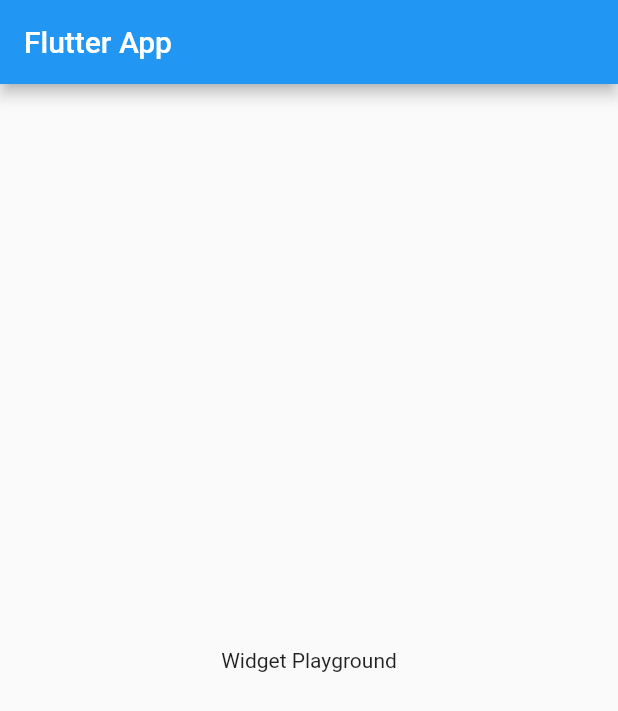
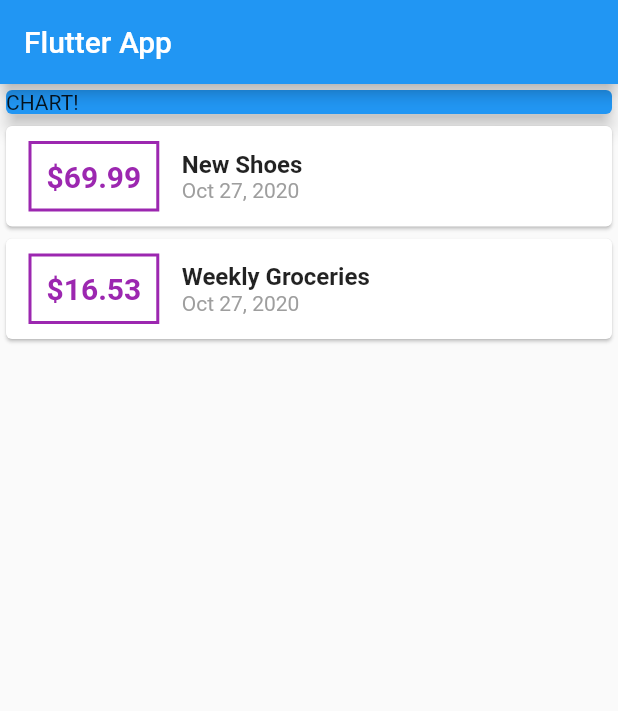
Before and after one commit to antoniofern/expenses-planner, a Flutter app: the screen it shows after launch, on a phone screen of 412 x 824 dp. Shown: the top 711 px of the screen. Run offline on Flutter 3.47's test engine with Material 2 defaults, Android fonts, the phone set to English and light mode, and no system bars.

Commit message:
:sparkles: add and styling widgets

```diff
--- a/lib/main.dart
+++ b/lib/main.dart
@@ -1,4 +1,9 @@
+import 'dart:ui';
+
 import 'package:flutter/material.dart';
+import 'package:intl/intl.dart';
+
+import './transaction.dart';
 
 void main() => runApp(MyApp());
 
@@ -13,14 +18,89 @@ class MyApp extends StatelessWidget {
 }
 
 class MyHomePage extends StatelessWidget {
+  final List<Transaction> transactions = [
+    Transaction(
+      id: 't1',
+      title: 'New Shoes',
+      amount: 69.99,
+      date: DateTime.now(),
+    ),
+    Transaction(
+      id: 't2',
+      title: 'Weekly Groceries',
+      amount: 16.53,
+      date: DateTime.now(),
+    ),
+  ];
+
   @override
   Widget build(BuildContext context) {
     return Scaffold(
       appBar: AppBar(
         title: Text('Flutter App'),
       ),
-      body: Center(
-        child: Text('Widget Playground'),
+      body: Column(
+        // mainAxisAlignment: MainAxisAlignment.start,
+        crossAxisAlignment: CrossAxisAlignment.stretch,
+        children: [
+          Container(
+            width: double.infinity,
+            child: Card(
+              color: Colors.blue,
+              child: Text('CHART!'),
+              elevation: 5,
+            ),
+          ),
+          Column(
+            children: transactions.map((transaction) {
+              return Card(
+                child: Row(
+                  children: [
+                    Container(
+                      margin: EdgeInsets.symmetric(
+                        vertical: 10,
+                        horizontal: 15,
+                      ),
+                      decoration: BoxDecoration(
+                        border: Border.all(
+                          color: Colors.purple,
+                          width: 2,
+                        ),
+                      ),
+                      padding: EdgeInsets.all(10),
+                      child: Text(
+                        '\$${transaction.amount}',
+                        style: TextStyle(
+                          fontWeight: FontWeight.bold,
+                          fontSize: 20,
+                          color: Colors.purple,
+                        ),
+                      ),
+                    ),
+                    Column(
+                      crossAxisAlignment: CrossAxisAlignment.start,
+                      children: [
+                        Text(
+                          transaction.title,
+                          style: TextStyle(
+                            fontSize: 16,
+                            fontWeight: FontWeight.bold,
+                          ),
+                        ),
+                        Text(
+                          DateFormat.yMMMd().format(transaction.date),
+                          style: TextStyle(
+                            color: Colors.grey,
+                          ),
+                        ),
+                      ],
+                    ),
+                  ],
+                ),
+              );
+            }).toList(),
+          ),
+        ],
       ),
     );
   }
--- /dev/null
+++ b/lib/transaction.dart
@@ -0,0 +1,15 @@
+import 'package:flutter/foundation.dart';
+
+class Transaction {
+  final String id;
+  final String title;
+  final double amount;
+  final DateTime date;
+
+  Transaction({
+    @required this.id,
+    @required this.title,
+    @required this.amount,
+    @required this.date,
+  });
+}
--- a/pubspec.yaml
+++ b/pubspec.yaml
@@ -18,12 +18,12 @@ publish_to: 'none' # Remove this line if you wish to publish to pub.dev
 version: 1.0.0+1
 
 environment:
-  sdk: ">=2.7.0 <3.0.0"
+  sdk: '>=2.7.0 <3.0.0'
 
 dependencies:
   flutter:
     sdk: flutter
-
+  intl: ^0.16.1
 
   # The following adds the Cupertino Icons font to your application.
   # Use with the CupertinoIcons class for iOS style icons.
@@ -38,7 +38,6 @@ dev_dependencies:
 
 # The following section is specific to Flutter.
 flutter:
-
   # The following line ensures that the Material Icons font is
   # included with your application, so that you can use the icons in
   # the material Icons class.
```
Also changed, not shown: pubspec.lock, 1 other file.
